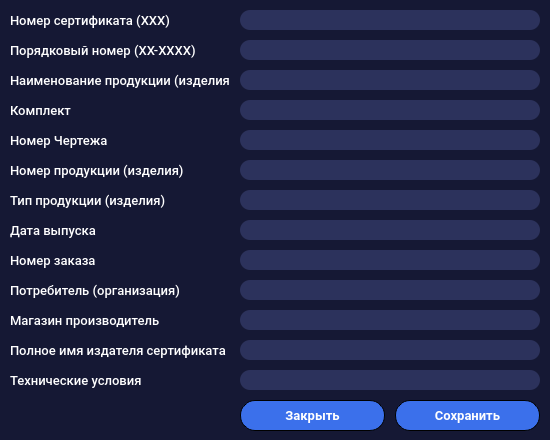
AlexandrVino/CyberSchool, file static/ui/certificate.ui: the form before one commit.
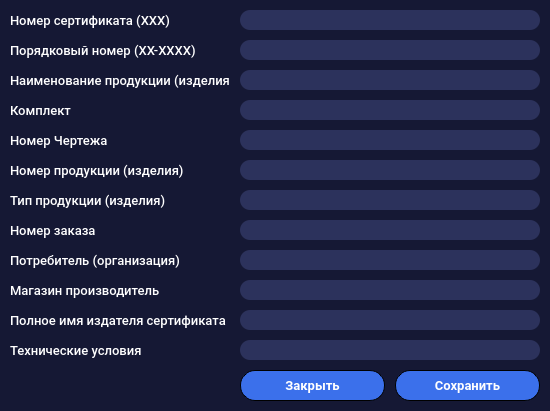
The form after the commit.

Patch:
```diff
--- a/static/ui/certificate.ui
+++ b/static/ui/certificate.ui
@@ -7,7 +7,7 @@
     <x>0</x>
     <y>0</y>
     <width>550</width>
-    <height>440</height>
+    <height>411</height>
    </rect>
   </property>
   <property name="windowTitle">
@@ -339,7 +339,7 @@
    <property name="geometry">
     <rect>
      <x>240</x>
-     <y>280</y>
+     <y>250</y>
      <width>300</width>
      <height>20</height>
     </rect>
@@ -361,7 +361,7 @@
    <property name="geometry">
     <rect>
      <x>10</x>
-     <y>280</y>
+     <y>250</y>
      <width>220</width>
      <height>20</height>
     </rect>
@@ -383,7 +383,7 @@
    <property name="geometry">
     <rect>
      <x>240</x>
-     <y>310</y>
+     <y>280</y>
      <width>300</width>
      <height>20</height>
     </rect>
@@ -405,7 +405,7 @@
    <property name="geometry">
     <rect>
      <x>10</x>
-     <y>310</y>
+     <y>280</y>
      <width>220</width>
      <height>20</height>
     </rect>
@@ -427,7 +427,7 @@
    <property name="geometry">
     <rect>
      <x>240</x>
-     <y>340</y>
+     <y>310</y>
      <width>300</width>
      <height>20</height>
     </rect>
@@ -449,7 +449,7 @@
    <property name="geometry">
     <rect>
      <x>10</x>
-     <y>340</y>
+     <y>310</y>
      <width>220</width>
      <height>20</height>
     </rect>
@@ -471,7 +471,7 @@
    <property name="geometry">
     <rect>
      <x>240</x>
-     <y>370</y>
+     <y>340</y>
      <width>300</width>
      <height>20</height>
     </rect>
@@ -493,7 +493,7 @@
    <property name="geometry">
     <rect>
      <x>10</x>
-     <y>370</y>
+     <y>340</y>
      <width>220</width>
      <height>20</height>
     </rect>
@@ -511,55 +511,11 @@
     <set>Qt::AlignLeading|Qt::AlignLeft|Qt::AlignVCenter</set>
    </property>
   </widget>
-  <widget class="QLineEdit" name="release_date">
-   <property name="geometry">
-    <rect>
-     <x>240</x>
-     <y>220</y>
-     <width>300</width>
-     <height>20</height>
-    </rect>
-   </property>
-   <property name="font">
-    <font>
-     <family>Roboto Medium</family>
-     <pointsize>10</pointsize>
-    </font>
-   </property>
-   <property name="styleSheet">
-    <string notr="true"/>
-   </property>
-   <property name="text">
-    <string/>
-   </property>
-  </widget>
-  <widget class="QLabel" name="label_5">
-   <property name="geometry">
-    <rect>
-     <x>10</x>
-     <y>220</y>
-     <width>220</width>
-     <height>20</height>
-    </rect>
-   </property>
-   <property name="font">
-    <font>
-     <family>Roboto Medium</family>
-     <pointsize>10</pointsize>
-    </font>
-   </property>
-   <property name="text">
-    <string>Дата выпуска</string>
-   </property>
-   <property name="alignment">
-    <set>Qt::AlignLeading|Qt::AlignLeft|Qt::AlignVCenter</set>
-   </property>
-  </widget>
   <widget class="QPushButton" name="save_btn">
    <property name="geometry">
     <rect>
      <x>395</x>
-     <y>400</y>
+     <y>370</y>
      <width>145</width>
      <height>31</height>
     </rect>
@@ -584,7 +540,7 @@
    <property name="geometry">
     <rect>
      <x>240</x>
-     <y>400</y>
+     <y>370</y>
      <width>145</width>
      <height>31</height>
     </rect>
@@ -609,7 +565,7 @@
    <property name="geometry">
     <rect>
      <x>240</x>
-     <y>250</y>
+     <y>220</y>
      <width>300</width>
      <height>20</height>
     </rect>
@@ -631,7 +587,7 @@
    <property name="geometry">
     <rect>
      <x>10</x>
-     <y>250</y>
+     <y>220</y>
      <width>220</width>
      <height>20</height>
     </rect>
```
